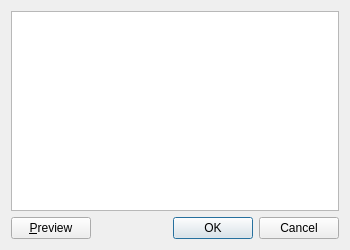
First picture: the form in UI/glowbot-style-sheet.ui, repository textbrowser/glitch, before the edit.
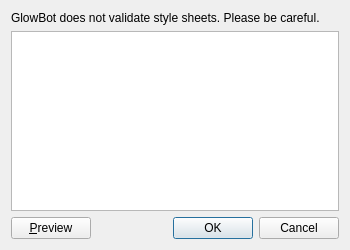
Second picture: the form after the edit. Icons and pictures are not drawn.

Commit message: Style sheets changes.

Patch:
```diff
--- a/UI/glowbot-style-sheet.ui
+++ b/UI/glowbot-style-sheet.ui
@@ -18,6 +18,16 @@
     <normaloff>:/Logo/glowbot-logo.png</normaloff>:/Logo/glowbot-logo.png</iconset>
   </property>
   <layout class="QVBoxLayout" name="verticalLayout">
+   <item>
+    <widget class="QLabel" name="label">
+     <property name="text">
+      <string>GlowBot does not validate style sheets. Please be careful.</string>
+     </property>
+     <property name="wordWrap">
+      <bool>true</bool>
+     </property>
+    </widget>
+   </item>
    <item>
     <widget class="QTextEdit" name="style_sheet"/>
    </item>
```
The commit also changes 2 other files.
